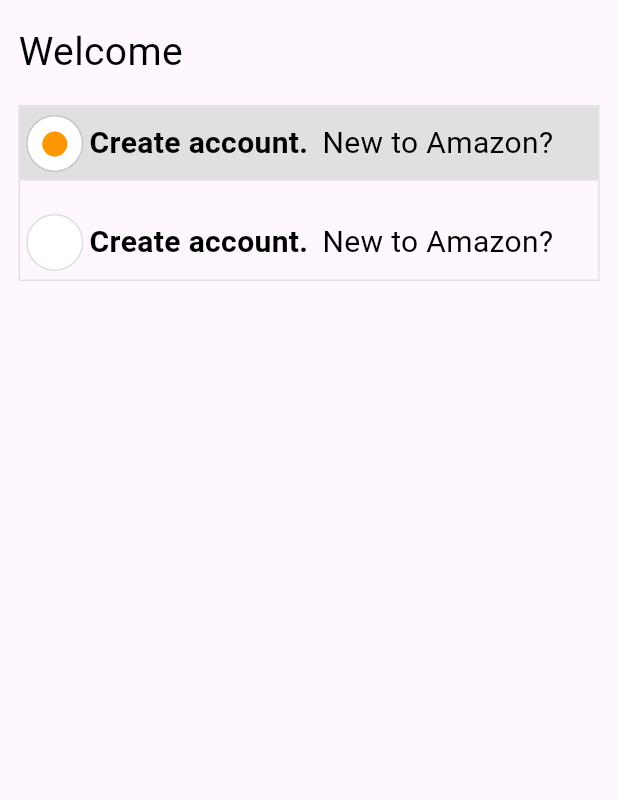
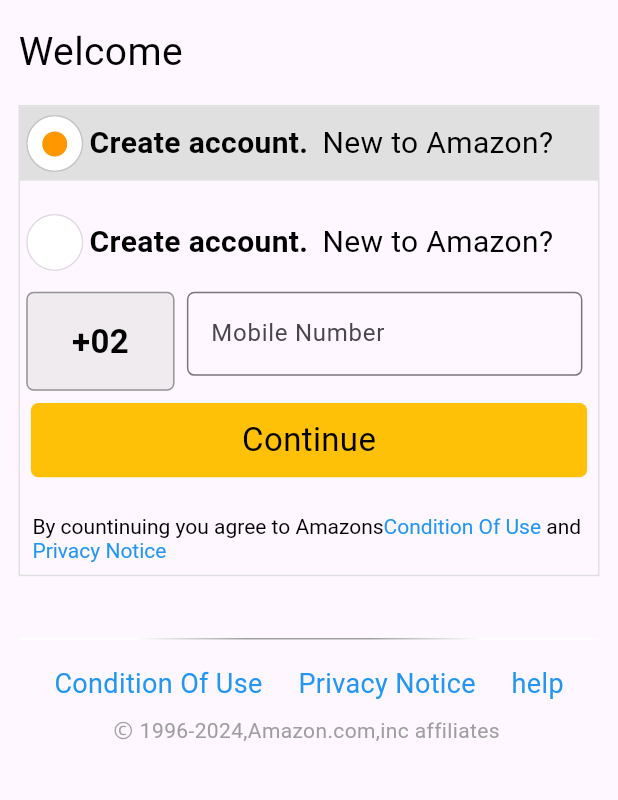
Before and after one commit to Ezzat200/Flutter-E-commerce-Amazon-clone, a Flutter app: the screen it shows after launch, on a phone screen of 412 x 824 dp, the part 84-884 px from its top. Run offline on Flutter 3.47's test engine with Material 3 defaults, Android fonts, the phone set to English and light mode, and no system bars; our stand-ins replace country_picker.

Commit message:
AuthScreen ui done

```diff
--- a/lib/main.dart
+++ b/lib/main.dart
@@ -15,7 +15,7 @@ class AmazonApp extends StatelessWidget {
     return  MaterialApp(
       theme: theme,
       debugShowCheckedModeBanner: false,
-      home:const  AuthScreen(),
+      home:  const AuthScreen(),
     );
   }
 }
--- /dev/null
+++ b/lib/view/widgets/Custom_MobileNumber.dart
@@ -0,0 +1,64 @@
+import 'package:amazon_clone/utils/colors.dart';
+import 'package:amazon_clone/utils/theme.dart';
+import 'package:amazon_clone/view/widgets/Custom_TextFromField.dart';
+import 'package:country_picker/country_picker.dart';
+import 'package:flutter/cupertino.dart';
+import 'package:flutter/material.dart';
+
+class CustomMobileNumber extends StatefulWidget {
+  const CustomMobileNumber({
+    super.key,
+  });
+
+  @override
+  State<CustomMobileNumber> createState() => _CustomMobileNumberState();
+}
+
+class _CustomMobileNumberState extends State<CustomMobileNumber> {
+  String currentCountryCode = '+02';
+  TextEditingController mobileController = TextEditingController();
+  @override
+  Widget build(BuildContext context) {
+    final height = MediaQuery.of(context).size.height;
+    final width = MediaQuery.of(context).size.width;
+    return Padding(
+      padding: EdgeInsets.symmetric(
+          horizontal: width * 0.01, vertical: height * 0.01),
+      child: Row(
+        children: [
+          GestureDetector(
+            onTap: () {
+              showCountryPicker(
+                  context: context,
+                  onSelect: (val) {
+                    setState(() {
+                      currentCountryCode = '+${val.phoneCode}';
+                    });
+                  });
+            },
+            child: Container(
+              height: height * 0.08,
+              width: height * 0.12,
+              decoration: BoxDecoration(
+                  color: greyShade3.withOpacity(0.5),
+                  border: Border.all(color: black38, width: 1),
+                  borderRadius: BorderRadius.circular(5)),
+              child: Center(
+                  child: Text(
+                currentCountryCode,
+                style: theme.textTheme.displaySmall!
+                    .copyWith(fontWeight: FontWeight.w600),
+              )),
+            ),
+          ),
+          SizedBox(
+            width: width * 0.02,
+          ),
+          CustomTextField(
+              height: height, width: width, mobileController: mobileController),
+
+        ],
+      ),
+    );
+  }
+}
--- /dev/null
+++ b/lib/view/widgets/Custom_RitchText.dart
@@ -0,0 +1,34 @@
+
+import 'package:amazon_clone/utils/colors.dart';
+import 'package:amazon_clone/utils/theme.dart';
+import 'package:flutter/cupertino.dart';
+
+class CustomRitchText extends StatelessWidget {
+  const CustomRitchText({
+    super.key, required this.text1, required this.text2, required this.text3, required this.text4,
+  });
+final String text1,text2,text3,text4;
+  @override
+  Widget build(BuildContext context) {
+    return RichText(
+
+        text: TextSpan(children: [
+      TextSpan(
+        text: text1,
+        style: theme.textTheme.labelMedium,
+      ),
+      TextSpan(
+        text: text2,
+        style: TextStyle(color: blue),
+      ),
+      TextSpan(
+        text: text3,
+        style: theme.textTheme.labelMedium,
+      ),
+      TextSpan(
+        text: text4,
+        style: TextStyle(color: blue),
+      )
+    ]));
+  }
+}
--- /dev/null
+++ b/lib/view/widgets/Custom_TextFromField.dart
@@ -0,0 +1,46 @@
+
+import 'package:amazon_clone/utils/colors.dart';
+import 'package:amazon_clone/utils/theme.dart';
+import 'package:flutter/cupertino.dart';
+import 'package:flutter/material.dart';
+
+class CustomTextField extends StatelessWidget {
+  const CustomTextField({
+    super.key,
+    required this.height,
+    required this.width,
+    required this.mobileController,
+  });
+
+  final double height;
+  final double width;
+  final TextEditingController mobileController;
+
+  @override
+  Widget build(BuildContext context) {
+    return Container(
+      height: height * 0.08,
+      width: (width * 0.64),
+      child: TextFormField(
+        controller: mobileController,
+        cursorColor: black,
+        style: theme.textTheme.bodySmall,
+        keyboardType: TextInputType.number,
+        decoration: InputDecoration(
+          hintText: 'Mobile Number',
+
+            border: OutlineInputBorder(
+                borderRadius: BorderRadius.circular(5),
+                borderSide: BorderSide(color: grey)),
+
+            disabledBorder: OutlineInputBorder(
+                borderRadius: BorderRadius.circular(5),
+                borderSide: BorderSide(color: grey)),
+
+            focusedBorder: OutlineInputBorder(
+                borderRadius: BorderRadius.circular(5),
+                borderSide: const BorderSide(color: secondaryColor))),
+      ),
+    );
+  }
+}
--- /dev/null
+++ b/lib/view/widgets/Custom_button.dart
@@ -0,0 +1,38 @@
+
+import 'package:amazon_clone/utils/colors.dart';
+import 'package:amazon_clone/utils/theme.dart';
+import 'package:flutter/cupertino.dart';
+import 'package:flutter/material.dart';
+
+class CustomButton extends StatelessWidget {
+   CustomButton( {
+    required this.text,
+    this.ontap,  this.isloading=false
+   });
+   final bool isloading;
+String text;
+VoidCallback?ontap;
+  @override
+  Widget build(BuildContext context) {
+    return GestureDetector(
+onTap: ontap,
+      child: Container(
+
+        width: MediaQuery.of(context).size.width * 0.90,
+        height: MediaQuery.of(context).size.height * 0.06,
+        decoration: BoxDecoration(
+          color: amber,
+          borderRadius: BorderRadius.circular(5),
+
+        ),
+
+        child:
+        Center(
+          child: Text( text,
+
+          style: theme.textTheme.displaySmall,),
+        ),
+      ),
+    );
+  }
+}
--- /dev/null
+++ b/lib/view/widgets/SignIn_AuthScreen.dart
@@ -0,0 +1,50 @@
+
+import 'package:amazon_clone/utils/colors.dart';
+import 'package:amazon_clone/view/widgets/Custom_MobileNumber.dart';
+import 'package:amazon_clone/view/widgets/Custom_RitchText.dart';
+import 'package:amazon_clone/view/widgets/Custom_button.dart';
+import 'package:amazon_clone/view/widgets/row_authScreen.dart';
+import 'package:flutter/material.dart';
+
+class SignInAuthScreen extends StatelessWidget {
+  const SignInAuthScreen({
+    super.key,
+    required this.height,
+    required this.width,
+  });
+
+  final double height;
+  final double width;
+
+  @override
+  Widget build(BuildContext context) {
+    return Container(
+      decoration:
+          BoxDecoration(border: Border.all(color: greyShade3)),
+      child: Column(
+        crossAxisAlignment: CrossAxisAlignment.center,
+        children: [
+          const RowAuthScreen(),
+          const CustomMobileNumber(),
+          CustomButton(
+            text: 'Continue',
+          ),
+
+          SizedBox(
+            height: height * 0.02,
+          ),
+          Padding(
+            padding:  EdgeInsets.all(width * 0.02),
+            child: const CustomRitchText(
+              text1: 'By countinuing you agree to Amazons',
+              text2: 'Condition Of Use ',
+              text3: 'and ',
+              text4: 'Privacy Notice',
+            ),
+          ),
+
+        ],
+      ),
+    );
+  }
+}
--- a/lib/view/widgets/body_ScreenAuth.dart
+++ b/lib/view/widgets/body_ScreenAuth.dart
@@ -1,16 +1,19 @@
-
 
 import 'package:amazon_clone/utils/colors.dart';
 import 'package:amazon_clone/utils/theme.dart';
+import 'package:amazon_clone/view/widgets/Custom_MobileNumber.dart';
+import 'package:amazon_clone/view/widgets/Custom_RitchText.dart';
+import 'package:amazon_clone/view/widgets/Custom_button.dart';
+import 'package:amazon_clone/view/widgets/SignIn_AuthScreen.dart';
+import 'package:amazon_clone/view/widgets/bottom_authScreen.dart';
 import 'package:amazon_clone/view/widgets/row_authScreen.dart';
 import 'package:flutter/cupertino.dart';
 import 'package:flutter/material.dart';
 import 'package:flutter/widgets.dart';
 
 class BodyAuthScreen extends StatelessWidget {
-const   BodyAuthScreen({
+  const BodyAuthScreen({
     super.key,
-
   });
 
   @override
@@ -18,28 +21,35 @@ const   BodyAuthScreen({
     final width = MediaQuery.of(context).size.width;
     final height = MediaQuery.of(context).size.height;
 
-    return  SafeArea(
-      child: Container(
+    return ListView(
+
+      children: [
+        Container(
       height: height,
       width: width,
       child: Padding(
-          padding:  EdgeInsets.symmetric(horizontal:width *0.03 ,vertical:height*0.02 ),
+        padding: EdgeInsets.symmetric(
+            horizontal: width * 0.03, vertical: height * 0.02),
         child: Column(
           mainAxisAlignment: MainAxisAlignment.start,
           crossAxisAlignment: CrossAxisAlignment.stretch,
           children: [
-            Text('Welcome',style:theme.textTheme.displayLarge),
-            SizedBox(height: height * 0.02,),
-           Container(
-            decoration: BoxDecoration(border: Border.all(color: greyShade3)),
-             child:  RowAuthScreen()
+            Text('Welcome', style: theme.textTheme.displayLarge),
+            SizedBox(
+              height: height * 0.02,
             ),
+            SignInAuthScreen(height: height, width: width),
 
 
+           SizedBox(height: height *0.05,),
+                  BottomAuthScreen(width: width, height: height)
           ],
         ),
       ),
-      ),
+    )
+
+      ],
     );
+
       }
 }
--- /dev/null
+++ b/lib/view/widgets/bottom_authScreen.dart
@@ -0,0 +1,43 @@
+
+import 'package:amazon_clone/utils/colors.dart';
+import 'package:amazon_clone/utils/theme.dart';
+import 'package:flutter/material.dart';
+
+class BottomAuthScreen extends StatelessWidget {
+  const BottomAuthScreen({
+    super.key,
+    required this.width,
+    required this.height,
+  });
+
+  final double width;
+  final double height;
+
+  @override
+  Widget build(BuildContext context) {
+    return Column(
+      children: [
+        Container(
+          height: 1,
+          width: width,
+          decoration: BoxDecoration(
+            gradient: LinearGradient(colors: [white ,white,grey,grey,white,white])
+          ),
+
+        ),
+               SizedBox(height: height *0.02,),
+               Row(
+                mainAxisAlignment: MainAxisAlignment.spaceEvenly,
+                children: [Text('Condition Of Use',style: theme.textTheme.bodyMedium!.copyWith(color: blue),),
+                Text('Privacy Notice',style: theme.textTheme.bodyMedium!.copyWith(color: blue),),
+                Text('help',style: theme.textTheme.bodyMedium!.copyWith(color: blue),),
+                ],
+
+               ),
+               SizedBox(height: height * 0.01,),
+               Text('Ⓒ 1996-2024,Amazon.com,inc affiliates ',style: theme.textTheme.labelMedium!.copyWith(color: grey),)
+
+      ],
+    );
+  }
+}
```
Lines whose indentation alone changed are shown as unchanged.
